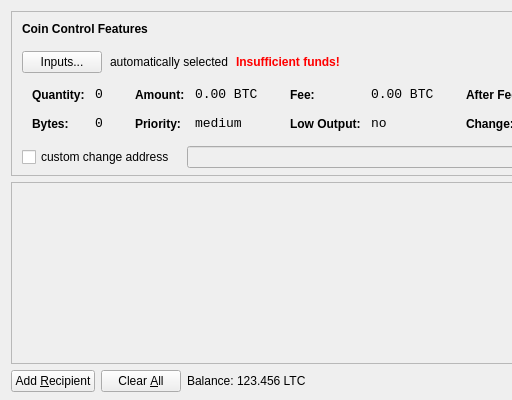
Before: the Qt Designer form src/qt/forms/sendcoinsdialog.ui in ottolevin/testcoin, drawn with Qt 5; both pictures show x 0 to 512 and y 0 to 400 of the 850 by 400 pixel window.
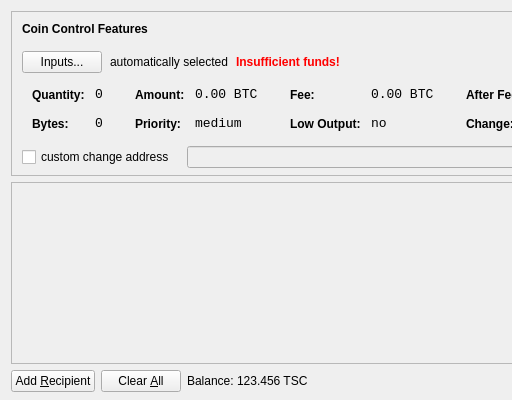
After: the same form once the commit is applied. Icons and pictures are not drawn.

Diff of the .ui file:
```diff
--- a/src/qt/forms/sendcoinsdialog.ui
+++ b/src/qt/forms/sendcoinsdialog.ui
@@ -720,7 +720,7 @@
           <cursorShape>IBeamCursor</cursorShape>
          </property>
          <property name="text">
-          <string>123.456 LTC</string>
+          <string>123.456 TSC</string>
          </property>
          <property name="textInteractionFlags">
           <set>Qt::LinksAccessibleByMouse|Qt::TextSelectableByKeyboard|Qt::TextSelectableByMouse</set>
```
